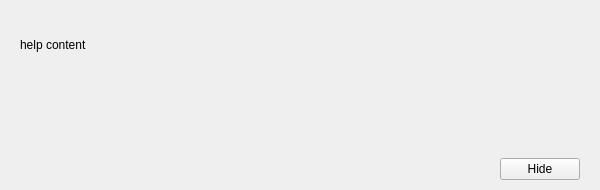
Above: yali/gui/Ui/help.ui from dadas45li/yali before the change. Below: the same form after it.
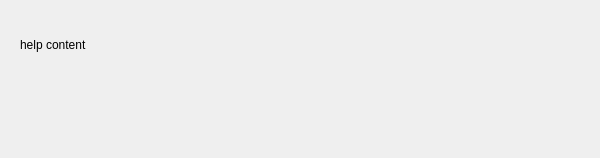
That is the form after the change.

The edit to the form file:
```diff
--- a/yali/gui/Ui/help.ui
+++ b/yali/gui/Ui/help.ui
@@ -7,7 +7,7 @@
     <x>0</x>
     <y>0</y>
     <width>600</width>
-    <height>186</height>
+    <height>150</height>
    </rect>
   </property>
   <property name="minimumSize">
@@ -65,30 +65,6 @@
         </property>
        </widget>
       </item>
-      <item row="2" column="0" colspan="2">
-       <layout class="QHBoxLayout" name="horizontalLayout">
-        <item>
-         <spacer name="horizontalSpacer">
-          <property name="orientation">
-           <enum>Qt::Horizontal</enum>
-          </property>
-          <property name="sizeHint" stdset="0">
-           <size>
-            <width>40</width>
-            <height>20</height>
-           </size>
-          </property>
-         </spacer>
-        </item>
-        <item>
-         <widget class="QPushButton" name="buttonHide">
-          <property name="text">
-           <string>Hide</string>
-          </property>
-         </widget>
-        </item>
-       </layout>
-      </item>
       <item row="0" column="0" colspan="2">
        <widget class="QLabel" name="helpContent2">
         <property name="minimumSize">
```
